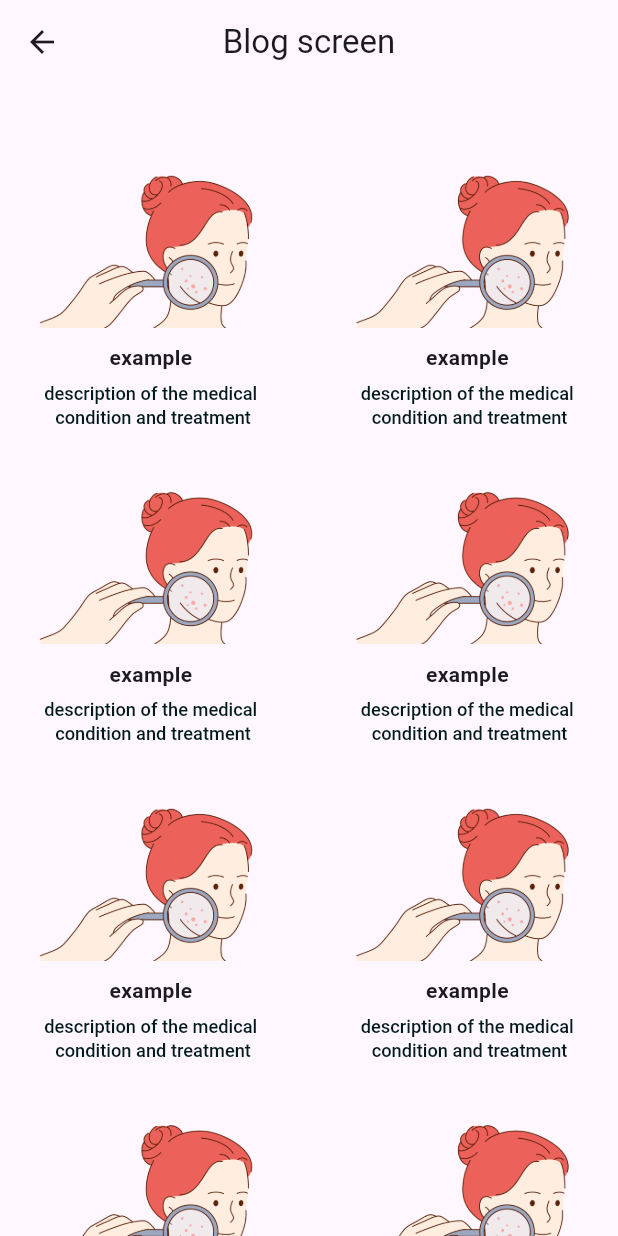
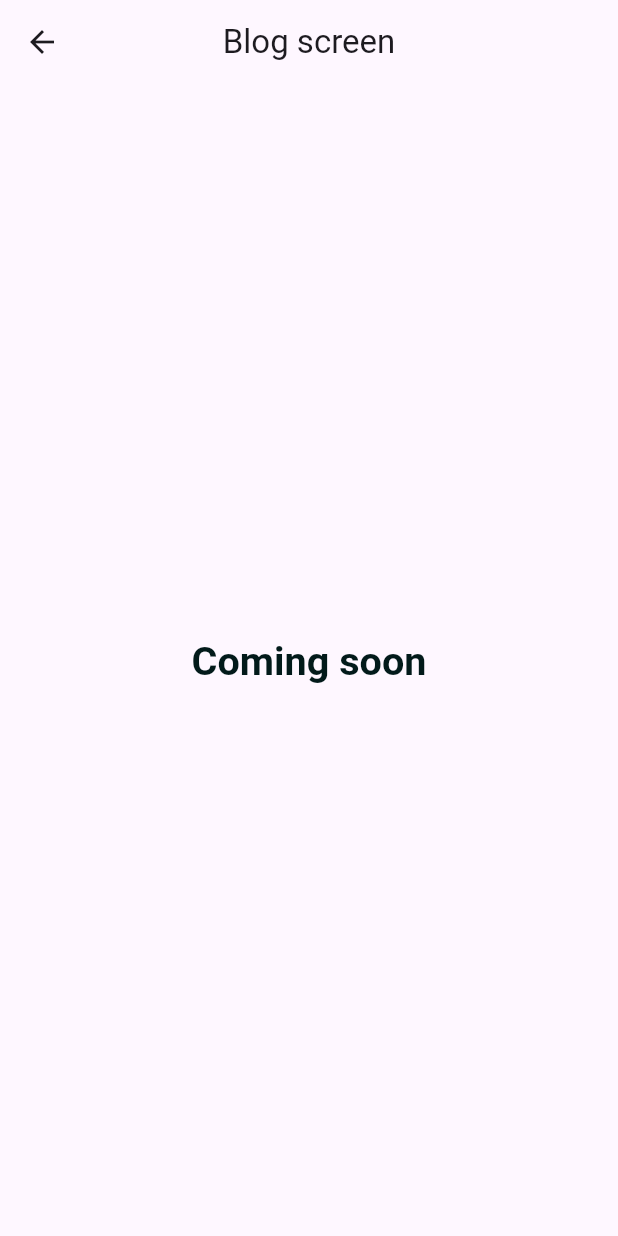
Before and after one commit to AhmedOkasha0/E-commerce, a Flutter app: the BlogScreen screen opened by its route, on a phone screen of 412 x 824 dp. Run offline on Flutter 3.47's test engine with Material 3 defaults, Android fonts, the phone set to English and light mode, and no system bars; our stand-ins replace firebase_auth, firebase_core, flutter_bloc, flutter_screenutil, fluttertoast, gap and 2 more; accounts and stored records are empty; Roboto replaces fonts that are missing (sstArabic).

Commit message:
finish edit screens

```diff
--- a/lib/features/blog/presentation/screen/blog_screen.dart
+++ b/lib/features/blog/presentation/screen/blog_screen.dart
@@ -15,56 +15,62 @@ class BlogScreen extends StatelessWidget {
         title: const Text('Blog screen'),
         centerTitle: true,
       ),
-      body: Padding(
-        padding: EdgeInsets.only(top: 40.h),
-        child: GridView.builder(
-          gridDelegate: const SliverGridDelegateWithFixedCrossAxisCount(
-            crossAxisCount: 2, // 2 columns
-            crossAxisSpacing: 10, // Horizontal space between items
-            mainAxisSpacing: 10, // Vertical space between items
-          ),
-          itemCount: 10, // 2 columns * 5 rows = 10 items
-          itemBuilder: (context, index) {
-            return Padding(
-              padding: EdgeInsets.only(left: 8.w, right: 8.w),
-              child: SizedBox(
-                height: 250.h, // Increased height to accommodate content
-                child: GestureDetector(
-                  onTap: () {
-                    Navigator.of(context).pushNamed(RoutesNames.blogArticle);
-                  },
-                  child: Column(
-                    children: [
-                      // Image widget
-                      Image.asset(
-                        ImageConstants.diagnose,
-                        height: 120.h,
-                        width: double.infinity, // Make image full width
-                        fit: BoxFit.cover, // Adjust to fit within box
-                      ),
-                      Gap(10.h),
-                      const Text(
-                        "example",
-                        style: TextStyle(fontWeight: FontWeight.bold),
-                      ),
-                      Gap(5.h),
-                      Expanded(
-                        child: Text(
-                          "description of the medical\n condition and treatment",
-                          maxLines: 3,
-                          overflow: TextOverflow.ellipsis,
-                          textAlign: TextAlign.center,
-                          style: AppStyles.textStyle(size: 12),
-                        ),
-                      ),
-                    ],
-                  ),
-                ),
-              ),
-            );
-          },
+      body: Center(
+        child: Text(
+          "Coming soon",
+          style: AppStyles.textStyle(size: 26, weight: FontWeight.w700),
         ),
       ),
+      //  Padding(
+      //   padding: EdgeInsets.only(top: 40.h),
+      //   child: GridView.builder(
+      //     gridDelegate: const SliverGridDelegateWithFixedCrossAxisCount(
+      //       crossAxisCount: 2, // 2 columns
+      //       crossAxisSpacing: 10, // Horizontal space between items
+      //       mainAxisSpacing: 10, // Vertical space between items
+      //     ),
+      //     itemCount: 10, // 2 columns * 5 rows = 10 items
+      //     itemBuilder: (context, index) {
+      //       return Padding(
+      //         padding: EdgeInsets.only(left: 8.w, right: 8.w),
+      //         child: SizedBox(
+      //           height: 250.h, // Increased height to accommodate content
+      //           child: GestureDetector(
+      //             onTap: () {
+      //               Navigator.of(context).pushNamed(RoutesNames.blogArticle);
+      //             },
+      //             child: Column(
+      //               children: [
+      //                 // Image widget
+      //                 Image.asset(
+      //                   ImageConstants.diagnose,
+      //                   height: 120.h,
+      //                   width: double.infinity, // Make image full width
+      //                   fit: BoxFit.cover, // Adjust to fit within box
+      //                 ),
+      //                 Gap(10.h),
+      //                 const Text(
+      //                   "example",
+      //                   style: TextStyle(fontWeight: FontWeight.bold),
+      //                 ),
+      //                 Gap(5.h),
+      //                 Expanded(
+      //                   child: Text(
+      //                     "description of the medical\n condition and treatment",
+      //                     maxLines: 3,
+      //                     overflow: TextOverflow.ellipsis,
+      //                     textAlign: TextAlign.center,
+      //                     style: AppStyles.textStyle(size: 12),
+      //                   ),
+      //                 ),
+      //               ],
+      //             ),
+      //           ),
+      //         ),
+      //       );
+      //     },
+      //   ),
+      // ),
     );
   }
 }
```
Also changed, not shown: lib/features/contac_us/presentation/contac_us.dart (+80 -65 lines).
